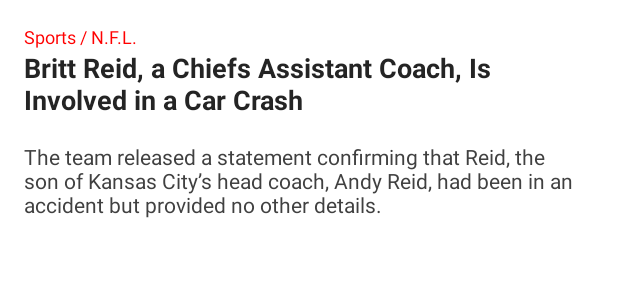
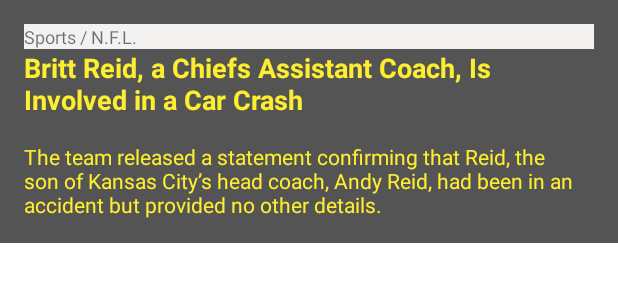
Before and after one commit to KorolKrinzha/Callboard_HSE, an Android app: the layout news_list_item_layout.xml on its own in the app's theme, with its tools: preview values and no code run, on a phone screen of 412 x 824 dp. Shown: the top 300 px of the screen. Run offline under Robolectric (Android 15) with nearby library versions, the phone set to English and light mode, and no system bars.

Commit message:
Removed unnecassary stuff

```diff
--- a/app/src/main/AndroidManifest.xml
+++ b/app/src/main/AndroidManifest.xml
@@ -15,7 +15,8 @@
         <activity
             android:name=".MainActivity"
             android:label="@string/app_name"
-            android:theme="@style/Theme.callboardhse.NoActionBar">
+            android:theme="@style/Theme.callboardhse.NoActionBar"
+            android:screenOrientation="portrait">
             <intent-filter>
                 <action android:name="android.intent.action.MAIN" />
 
--- a/app/src/main/java/com/example/calboardhse/api/NewsListProviderImpl.kt
+++ b/app/src/main/java/com/example/calboardhse/api/NewsListProviderImpl.kt
@@ -19,7 +19,7 @@ class NewsListProviderImpl : NewsListProvider {
         api.getNews("all", "all", "ZcWzm2XNqZg4NiR95W4ppQ6n9SWrBMAn").enqueue(
             object : Callback<NewsListModel> {
                 override fun onFailure(call: Call<NewsListModel>, t: Throwable) {
-                    Log.e("KEK", "errrrrrrrrorrrr, error = ${t.message}")
+
                     t.printStackTrace()
                 }
 
--- a/app/src/main/res/drawable/main_plus.xml
+++ b/app/src/main/res/drawable/main_plus.xml
@@ -8,6 +8,6 @@
     <path
         android:pathData="M0 0h24v24H0V0z" />
     <path
-        android:fillColor="#FDBA13"
+        android:fillColor="#FD7813"
         android:pathData="M12 2C6.48 2 2 6.48 2 12s4.48 10 10 10 10-4.48 10-10S17.52 2 12 2zm5 11h-4v4h-2v-4H7v-2h4V7h2v4h4v2z" />
 </vector>
--- a/app/src/main/res/layout/news_list_item_layout.xml
+++ b/app/src/main/res/layout/news_list_item_layout.xml
@@ -3,7 +3,8 @@
     xmlns:android="http://schemas.android.com/apk/res/android"
     xmlns:app="http://schemas.android.com/apk/res-auto"
     android:layout_width="match_parent"
-    android:layout_height="wrap_content">
+    android:layout_height="wrap_content"
+    android:background="@drawable/background_rectangle">
 
     <!--
     "section": "Sports",
@@ -25,7 +26,7 @@
         app:layout_constraintStart_toStartOf="parent"
         app:layout_constraintTop_toTopOf="parent"
         android:textSize="12sp"
-        android:textColor="#FF0000" />
+        android:background="#F4F1F1" />
 
     <TextView
         android:id="@+id/title"
@@ -35,7 +36,7 @@
         android:layout_marginEnd="16dp"
         android:text="Britt Reid, a Chiefs Assistant Coach, Is Involved in a Car Crash"
         android:textStyle="bold"
-        android:textColor="#242424"
+        android:textColor="@color/main"
         android:textSize="18sp"
         app:layout_constraintEnd_toEndOf="parent"
         app:layout_constraintStart_toStartOf="parent"
@@ -55,6 +56,6 @@
         app:layout_constraintStart_toStartOf="parent"
         app:layout_constraintTop_toBottomOf="@+id/title"
         android:textSize="14sp"
-        android:textColor="#404040" />
+        android:textColor="@color/main" />
 
 </androidx.constraintlayout.widget.ConstraintLayout>
--- a/app/src/main/res/values/colors.xml
+++ b/app/src/main/res/values/colors.xml
@@ -7,6 +7,6 @@
     <color name="teal_700">#FF018786</color>
     <color name="black">#FF000000</color>
     <color name="white">#FFFFFFFF</color>
-    <color name="mainyellow">#FDEE30</color>
+    <color name="main">#FDEE30</color>
 
 </resources>
--- a/app/src/main/res/values/themes.xml
+++ b/app/src/main/res/values/themes.xml
@@ -2,7 +2,7 @@
     <!-- Base application theme. -->
     <style name="Theme.callboardhse" parent="Theme.MaterialComponents.DayNight.DarkActionBar">
         <!-- Primary brand color. -->
-        <item name="colorPrimary">@color/mainyellow</item>
+        <item name="colorPrimary">@color/main</item>
         <item name="colorPrimaryVariant">@color/black</item>
         <item name="colorOnPrimary">@color/white</item>
         <!-- Secondary brand color. -->
```
Also changed, not shown: app/src/main/java/com/example/calboardhse/model/NewsListModel.kt (+3 -5 lines), app/src/main/java/com/example/calboardhse/model/NewsListParser.kt (+3 -6 lines), app/src/main/res/layout/color_spinner_layout.xml (added, +11 -0 lines), app/src/main/res/layout/spinner_dropdown.xml (added, +11 -0 lines).
